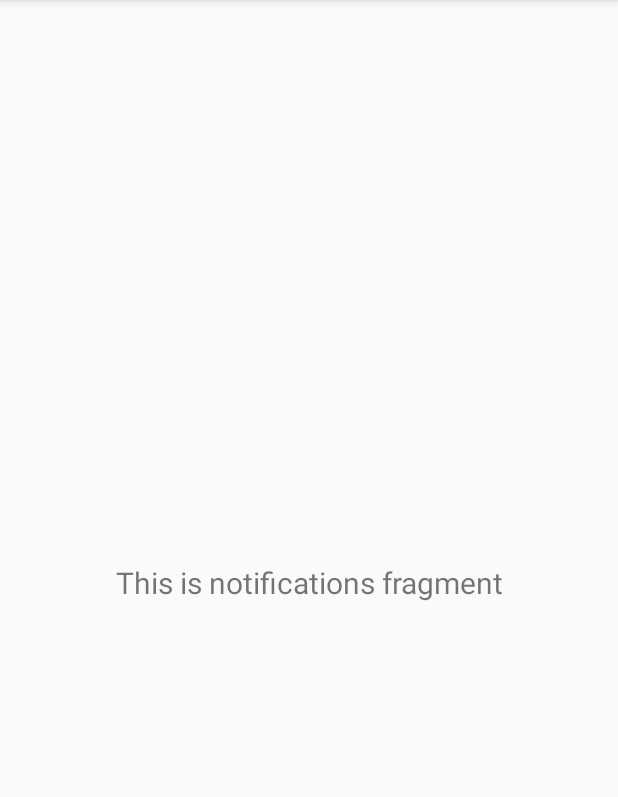
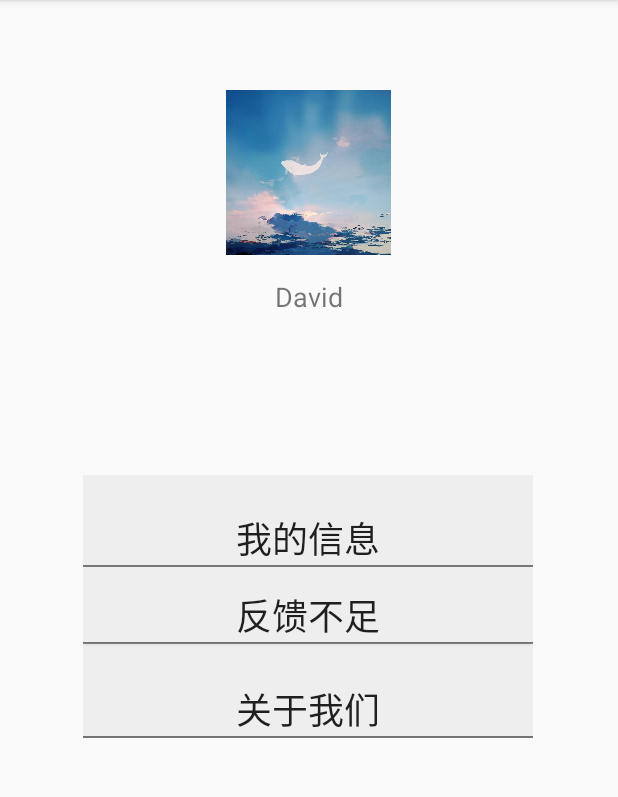
Before and after one commit to andaolong/smartKitchen, an Android app: the fragment NotificationsFragment shown on its own in the app's theme, on a phone screen of 412 x 824 dp, the part 84-881 px from its top. Run offline under Robolectric (Android 15) with nearby library versions, the phone set to English and light mode, and no system bars.

Commit message:
增加“我的”页面，里面有头像，用户名，还有三个标签，我的信息，反馈不足，关于我们

```diff
--- a/src/main/java/com/example/smartKitchen/ui/notifications/NotificationsFragment.java
+++ b/src/main/java/com/example/smartKitchen/ui/notifications/NotificationsFragment.java
@@ -23,13 +23,13 @@ public class NotificationsFragment extends Fragment {
         notificationsViewModel =
                 ViewModelProviders.of(this).get(NotificationsViewModel.class);
         View root = inflater.inflate(R.layout.fragment_notifications, container, false);
-        final TextView textView = root.findViewById(R.id.text_notifications);
-        notificationsViewModel.getText().observe(getViewLifecycleOwner(), new Observer<String>() {
-            @Override
-            public void onChanged(@Nullable String s) {
-                textView.setText(s);
-            }
-        });
+//        final TextView textView = root.findViewById(R.id.text_notifications);
+//        notificationsViewModel.getText().observe(getViewLifecycleOwner(), new Observer<String>() {
+//            @Override
+//            public void onChanged(@Nullable String s) {
+//                textView.setText(s);
+//            }
+//        });
         return root;
     }
 }
--- a/src/main/res/layout/fragment_home.xml
+++ b/src/main/res/layout/fragment_home.xml
@@ -24,25 +24,24 @@
 
     <androidx.constraintlayout.widget.ConstraintLayout
         android:id="@+id/myRefrigerator"
-        android:layout_width="110dp"
-        android:layout_height="150dp"
+        android:layout_width="140dp"
+        android:layout_height="180dp"
         android:layout_marginLeft="70dp"
         android:layout_marginTop="60dp"
         android:background="#DFDFDF"
         app:layout_constraintEnd_toStartOf="@+id/myPot"
         app:layout_constraintHorizontal_bias="0.5"
+        app:layout_constraintHorizontal_chainStyle="spread"
         app:layout_constraintStart_toStartOf="parent"
-        app:layout_constraintTop_toTopOf="parent"
-        app:layout_constraintHorizontal_chainStyle="spread"
-        >
+        app:layout_constraintTop_toTopOf="parent">
 
         <ImageView
             android:id="@+id/myRefrigeratorImg"
-            android:layout_width="80dp"
-            android:layout_height="80dp"
-            android:layout_marginLeft="15dp"
-            android:layout_marginTop="20dp"
-            android:layout_marginRight="15dp"
+            android:layout_width="100dp"
+            android:layout_height="100dp"
+            android:layout_marginLeft="20dp"
+            android:layout_marginTop="25dp"
+            android:layout_marginRight="20dp"
             android:src="@drawable/image_myrefrigerator2"
             app:layout_constraintLeft_toLeftOf="parent"
             app:layout_constraintTop_toTopOf="parent" />
@@ -51,11 +50,12 @@
             android:id="@+id/myRefrigeratorTitle"
             android:layout_width="80dp"
             android:layout_height="wrap_content"
-            android:layout_marginTop="10dp"
+            android:layout_marginTop="20dp"
             android:gravity="center_horizontal"
             android:text="@string/string_myRefrigerator"
             android:textAlignment="center"
             android:textFontWeight="@android:integer/config_mediumAnimTime"
+            android:textSize="16dp"
             app:layout_constraintLeft_toLeftOf="parent"
             app:layout_constraintRight_toRightOf="parent"
             app:layout_constraintTop_toBottomOf="@id/myRefrigeratorImg" />
@@ -65,43 +65,43 @@
 
     <androidx.constraintlayout.widget.ConstraintLayout
         android:id="@+id/myPot"
-        android:layout_width="110dp"
-        android:layout_height="150dp"
+        android:layout_width="140dp"
+        android:layout_height="180dp"
         android:layout_marginTop="60dp"
         android:layout_marginRight="70dp"
         android:background="#DFDFDF"
         app:layout_constraintEnd_toEndOf="parent"
         app:layout_constraintHorizontal_bias="0.5"
+        app:layout_constraintHorizontal_chainStyle="spread"
         app:layout_constraintStart_toEndOf="@+id/myRefrigerator"
-        app:layout_constraintTop_toTopOf="parent"
-        app:layout_constraintHorizontal_chainStyle="spread">
+        app:layout_constraintTop_toTopOf="parent">
 
         <ImageView
             android:id="@+id/myPotImg"
-            android:layout_width="80dp"
-            android:layout_height="80dp"
-            android:layout_marginLeft="15dp"
-            android:layout_marginTop="20dp"
-            android:layout_marginRight="15dp"
+            android:layout_width="100dp"
+            android:layout_height="100dp"
+            android:layout_marginLeft="20dp"
+            android:layout_marginTop="25dp"
+            android:layout_marginRight="20dp"
+            android:contentDescription="@string/todo"
             android:src="@drawable/image_mypot"
             app:layout_constraintLeft_toLeftOf="parent"
-            app:layout_constraintTop_toTopOf="parent"
-            android:contentDescription="@string/todo" />
+            app:layout_constraintTop_toTopOf="parent" />
 
         <TextView
             android:id="@+id/myPotTitle"
             android:layout_width="80dp"
             android:layout_height="wrap_content"
-            android:layout_marginTop="10dp"
+            android:layout_marginTop="20dp"
             android:gravity="center_horizontal"
             android:text="@string/string_myPot"
             android:textAlignment="center"
             android:textFontWeight="@android:integer/config_mediumAnimTime"
+            android:textSize="16dp"
             app:layout_constraintLeft_toLeftOf="parent"
             app:layout_constraintRight_toRightOf="parent"
             app:layout_constraintTop_toBottomOf="@id/myPotImg" />
 
-
     </androidx.constraintlayout.widget.ConstraintLayout>
 
 </androidx.constraintlayout.widget.ConstraintLayout>
--- a/src/main/res/layout/fragment_notifications.xml
+++ b/src/main/res/layout/fragment_notifications.xml
@@ -6,18 +6,139 @@
     android:layout_height="match_parent"
     tools:context=".ui.notifications.NotificationsFragment">
 
-    <TextView
-        android:id="@+id/text_notifications"
-        android:layout_width="match_parent"
+    <!--    <TextView-->
+    <!--        android:id="@+id/text_notifications"-->
+    <!--        android:layout_width="match_parent"-->
+    <!--        android:layout_height="wrap_content"-->
+    <!--        android:layout_marginStart="8dp"-->
+    <!--        android:layout_marginTop="8dp"-->
+    <!--        android:layout_marginEnd="8dp"-->
+    <!--        android:textAlignment="center"-->
+    <!--        android:textSize="20sp"-->
+    <!--        app:layout_constraintBottom_toBottomOf="parent"-->
+    <!--        app:layout_constraintEnd_toEndOf="parent"-->
+    <!--        app:layout_constraintStart_toStartOf="parent"-->
+    <!--        app:layout_constraintTop_toTopOf="parent"-->
+    <!--        android:gravity="center_horizontal" />-->
+
+    <androidx.constraintlayout.widget.ConstraintLayout
+        android:id="@+id/topUserInfo"
+        android:layout_width="150dp"
+        android:layout_height="200dp"
+        android:layout_marginTop="60dp"
+        app:layout_constraintHorizontal_bias="0.498"
+        app:layout_constraintTop_toTopOf="parent"
+        app:layout_constraintLeft_toLeftOf="parent"
+        app:layout_constraintRight_toRightOf="parent"
+        tools:layout_editor_absoluteY="120dp">
+
+        <ImageView
+            android:id="@+id/userAvatarImg"
+            android:layout_width="110dp"
+            android:layout_height="110dp"
+            android:src="@drawable/avatarimg"
+            app:layout_constraintCircleRadius="@android:dimen/app_icon_size"
+            app:layout_constraintLeft_toLeftOf="parent"
+            app:layout_constraintRight_toRightOf="parent"
+            app:layout_constraintTop_toTopOf="parent" />
+
+        <TextView
+            android:id="@+id/userName"
+            android:layout_width="150dp"
+            android:layout_height="30dp"
+            android:layout_marginTop="15dp"
+            android:gravity="center_horizontal"
+            android:text="David"
+            android:textAlignment="center"
+            android:textFontWeight="@android:integer/config_longAnimTime"
+            android:textSize="18dp"
+            app:layout_constraintLeft_toLeftOf="parent"
+            app:layout_constraintRight_toRightOf="parent"
+            app:layout_constraintTop_toBottomOf="@id/userAvatarImg" />
+
+    </androidx.constraintlayout.widget.ConstraintLayout>
+
+    <androidx.constraintlayout.widget.ConstraintLayout
+        android:id="@+id/navigationLabels"
+        android:layout_width="300dp"
         android:layout_height="wrap_content"
-        android:layout_marginStart="8dp"
-        android:layout_marginTop="8dp"
-        android:layout_marginEnd="8dp"
-        android:textAlignment="center"
-        android:textSize="20sp"
+        android:layout_marginTop="40dp"
         app:layout_constraintBottom_toBottomOf="parent"
-        app:layout_constraintEnd_toEndOf="parent"
-        app:layout_constraintStart_toStartOf="parent"
-        app:layout_constraintTop_toTopOf="parent"
-        android:gravity="center_horizontal" />
+        app:layout_constraintHorizontal_bias="0.495"
+        app:layout_constraintLeft_toLeftOf="parent"
+        app:layout_constraintRight_toRightOf="parent"
+        app:layout_constraintTop_toTopOf="parent">
+
+        <Button
+            android:id="@+id/myInformationLabel"
+            android:layout_width="300dp"
+            android:layout_height="60dp"
+            android:gravity="center|bottom"
+            android:background="#EEEEEE"
+            android:text="我的信息"
+            android:textSize="24dp"
+            app:layout_constraintBottom_toTopOf="@+id/horizontalLine01"
+            app:layout_constraintLeft_toLeftOf="parent"
+            app:layout_constraintRight_toRightOf="parent"
+            app:layout_constraintTop_toTopOf="parent" />
+
+        <TextView
+            android:id="@+id/horizontalLine01"
+            android:layout_width="300dp"
+            android:layout_height="1dp"
+            android:background="#898989"
+            app:layout_constraintTop_toBottomOf="@id/myInformationLabel"
+            app:layout_constraintLeft_toLeftOf="parent"
+            app:layout_constraintRight_toRightOf="parent"
+            />
+
+        <Button
+            android:id="@+id/feedbackLabel"
+            android:layout_width="300dp"
+            android:layout_height="50dp"
+            android:lineHeight="60dp"
+            android:text="反馈不足"
+            android:background="#EEEEEE"
+            android:gravity="center_horizontal|bottom"
+            android:textSize="24dp"
+            app:layout_constraintBottom_toTopOf="@id/horizontalLine02"
+            app:layout_constraintHorizontal_bias="0.5"
+            app:layout_constraintLeft_toLeftOf="parent"
+            app:layout_constraintRight_toRightOf="parent"
+            app:layout_constraintTop_toBottomOf="@id/horizontalLine01" />
+        <TextView
+            android:id="@+id/horizontalLine02"
+            android:layout_width="300dp"
+            android:layout_height="1dp"
+            android:background="#898989"
+            app:layout_constraintTop_toBottomOf="@id/feedbackLabel"
+            app:layout_constraintLeft_toLeftOf="parent"
+            app:layout_constraintRight_toRightOf="parent"
+            />
+        <Button
+            android:id="@+id/aboutUsLabel"
+            android:layout_width="300dp"
+            android:layout_height="60dp"
+            android:lineHeight="50dp"
+            android:text="关于我们"
+            android:gravity="center|bottom"
+            android:background="#EEEEEE"
+            android:textSize="24dp"
+            app:layout_constraintBottom_toBottomOf="parent"
+            app:layout_constraintHorizontal_bias="0.5"
+            app:layout_constraintLeft_toLeftOf="parent"
+            app:layout_constraintRight_toRightOf="parent"
+            app:layout_constraintTop_toBottomOf="@+id/horizontalLine02" />
+        <TextView
+            android:id="@+id/horizontalLine03"
+            android:layout_width="300dp"
+            android:layout_height="1dp"
+            android:background="#898989"
+            app:layout_constraintTop_toBottomOf="@id/aboutUsLabel"
+            app:layout_constraintLeft_toLeftOf="parent"
+            app:layout_constraintRight_toRightOf="parent"
+            />
+    </androidx.constraintlayout.widget.ConstraintLayout>
+
+
 </androidx.constraintlayout.widget.ConstraintLayout>
```
Also changed, not shown: src/main/res/drawable/avatarimg.jpg (added). Lines whose indentation alone changed are shown as unchanged.
